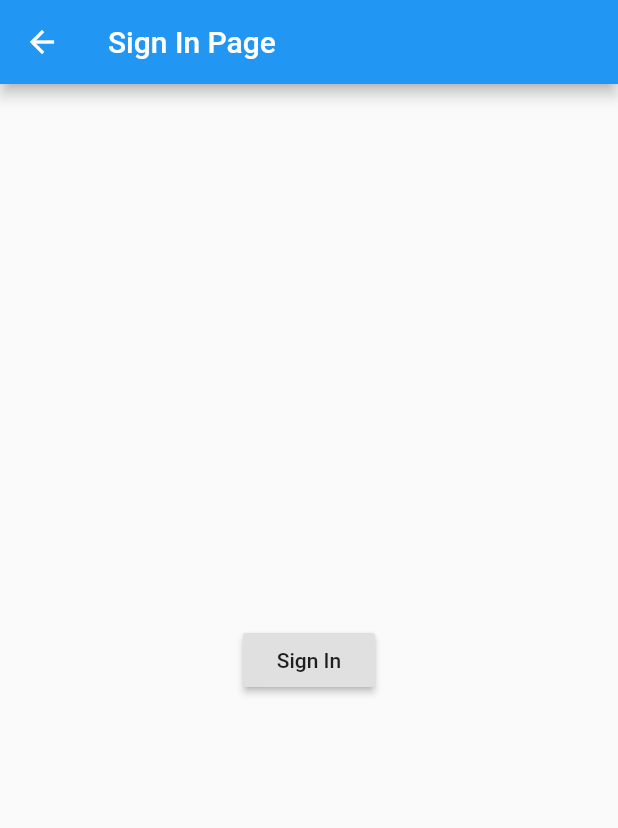
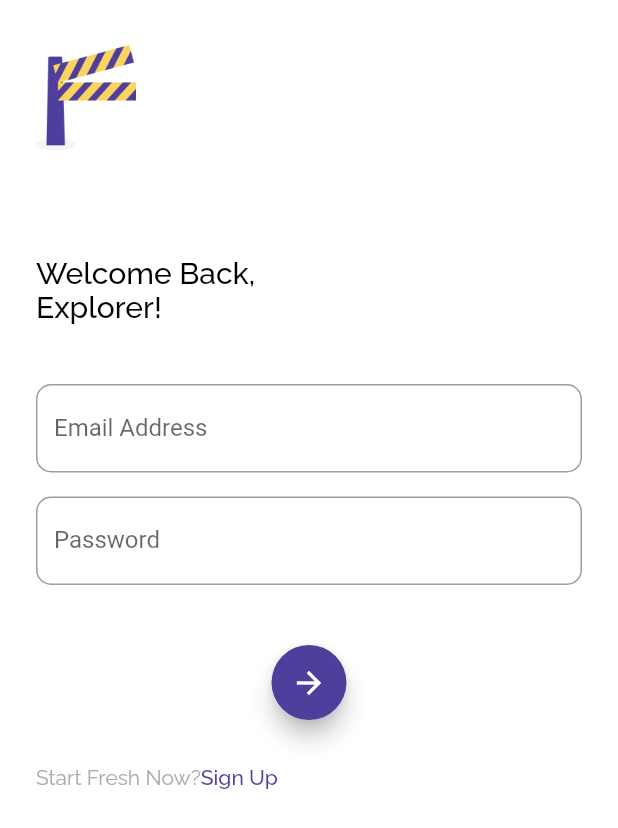
Before and after one commit to adamprabowo/bwa_flutix, a Flutter app: the SignInPage screen opened directly, on a phone screen of 412 x 824 dp. Shown: the top 828 px of the screen. Run offline on Flutter 3.47's test engine with Material 2 defaults, Android fonts, the phone set to English and light mode, and no system bars; our stand-ins replace bloc, cloud_firestore, equatable, firebase_auth, flutter_bloc, google_fonts; accounts and stored records are empty.

Commit message:
Login part 1

```diff
--- a/lib/bloc/blocs.dart
+++ b/lib/bloc/blocs.dart
@@ -1,2 +1,3 @@
 export 'page_bloc.dart';
 export 'user_bloc.dart';
+export 'theme_bloc.dart';
--- /dev/null
+++ b/lib/bloc/theme_bloc.dart
@@ -0,0 +1,21 @@
+import 'dart:async';
+
+import 'package:bloc/bloc.dart';
+import 'package:equatable/equatable.dart';
+import 'package:flutter/material.dart';
+
+part 'theme_event.dart';
+part 'theme_state.dart';
+
+class ThemeBloc extends Bloc<ThemeEvent, ThemeState> {
+  ThemeBloc() : super(ThemeState(ThemeData()));
+
+  @override
+  Stream<ThemeState> mapEventToState(
+    ThemeEvent event,
+  ) async* {
+    if (event is ChangeTheme) {
+      yield ThemeState(event.themeData);
+    }
+  }
+}
--- /dev/null
+++ b/lib/bloc/theme_event.dart
@@ -0,0 +1,14 @@
+part of 'theme_bloc.dart';
+
+abstract class ThemeEvent extends Equatable {
+  const ThemeEvent();
+}
+
+class ChangeTheme extends ThemeEvent {
+  final ThemeData themeData;
+
+  const ChangeTheme(this.themeData);
+
+  @override
+  List<Object> get props => [themeData];
+}
--- /dev/null
+++ b/lib/bloc/theme_state.dart
@@ -0,0 +1,10 @@
+part of 'theme_bloc.dart';
+
+class ThemeState extends Equatable {
+  final ThemeData themeData;
+
+  const ThemeState(this.themeData);
+
+  @override
+  List<Object> get props => [themeData];
+}
--- a/lib/main.dart
+++ b/lib/main.dart
@@ -1,3 +1,4 @@
+import 'package:bwa_flutix/bloc/theme_bloc.dart';
 import 'package:bwa_flutix/bloc/user_bloc.dart';
 import 'package:bwa_flutix/services/services.dart';
 import 'package:flutter/material.dart';
@@ -20,12 +21,15 @@ class MyApp extends StatelessWidget {
           providers: [
             BlocProvider(create: (_) => PageBloc()),
             BlocProvider(create: (_) => UserBloc()),
+            BlocProvider(create: (_) => ThemeBloc()),
           ],
-        child: MaterialApp(
+          child: BlocBuilder<ThemeBloc, ThemeState>(
+            builder: (_, themeState) => MaterialApp(
+              theme: themeState.themeData,
               debugShowCheckedModeBanner: false,
               home: Wrapper(),
             ),
-      ),
+          )),
     );
   }
 }
--- a/lib/ui/pages/sign_in_page.dart
+++ b/lib/ui/pages/sign_in_page.dart
@@ -6,21 +6,89 @@ class SignInPage extends StatefulWidget {
 }
 
 class _SignInPageState extends State<SignInPage> {
+  TextEditingController emailContrller = TextEditingController();
+  TextEditingController passwordController = TextEditingController();
+
+  bool isEmailValid = false;
+  bool isPasswordValid = false;
+  bool isSigningIn = false;
+
   @override
   Widget build(BuildContext context) {
+    context
+        .bloc<ThemeBloc>()
+        .add(ChangeTheme(ThemeData().copyWith(primaryColor: accentColor2)));
     return Scaffold(
-      appBar: AppBar(
-        title: Text('Sign In Page'),
-      ),
-      body: Center(
-        child: RaisedButton(
-          child: Text('Sign In'),
-          onPressed: () {
-            AuthServices.signIn(
-              "adam.prabowo@petrolab.co.id",
-              "123456",
-            );
-          },
+      backgroundColor: Colors.white,
+      body: Container(
+        margin: EdgeInsets.symmetric(horizontal: defaultMargin),
+        child: ListView(
+          children: [
+            Column(
+              mainAxisAlignment: MainAxisAlignment.center,
+              crossAxisAlignment: CrossAxisAlignment.start,
+              children: [
+                SizedBox(
+                  height: 30,
+                ),
+                SizedBox(
+                  height: 70,
+                  child: Image.asset("assets/logo.png"),
+                ),
+                Container(
+                  margin: EdgeInsets.only(top: 70, bottom: 40),
+                  child: Text(
+                    "Welcome Back, \nExplorer!",
+                    style: blackTextFont.copyWith(fontSize: 20),
+                  ),
+                ),
+                TextField(
+                  controller: emailContrller,
+                  decoration: InputDecoration(
+                      border: OutlineInputBorder(
+                        borderRadius: BorderRadius.circular(10),
+                      ),
+                      labelText: "Email Address",
+                      hintText: "Email Address"),
+                ),
+                SizedBox(
+                  height: 16,
+                ),
+                TextField(
+                  controller: passwordController,
+                  decoration: InputDecoration(
+                      border: OutlineInputBorder(
+                        borderRadius: BorderRadius.circular(10),
+                      ),
+                      labelText: "Password",
+                      hintText: "Password"),
+                ),
+                Center(
+                  child: Container(
+                    width: 50,
+                    height: 50,
+                    margin: EdgeInsets.only(top: 40, bottom: 30),
+                    child: FloatingActionButton(
+                        child: Icon(Icons.arrow_forward),
+                        backgroundColor: mainColor,
+                        onPressed: () {}),
+                  ),
+                ),
+                Row(
+                  children: <Widget>[
+                    Text(
+                      "Start Fresh Now?",
+                      style: greyTextFont.copyWith(fontWeight: FontWeight.w400),
+                    ),
+                    Text(
+                      "Sign Up",
+                      style: purpleTextFont,
+                    )
+                  ],
+                ),
+              ],
+            ),
+          ],
         ),
       ),
     );
```
Lines whose indentation alone changed are shown as unchanged.
